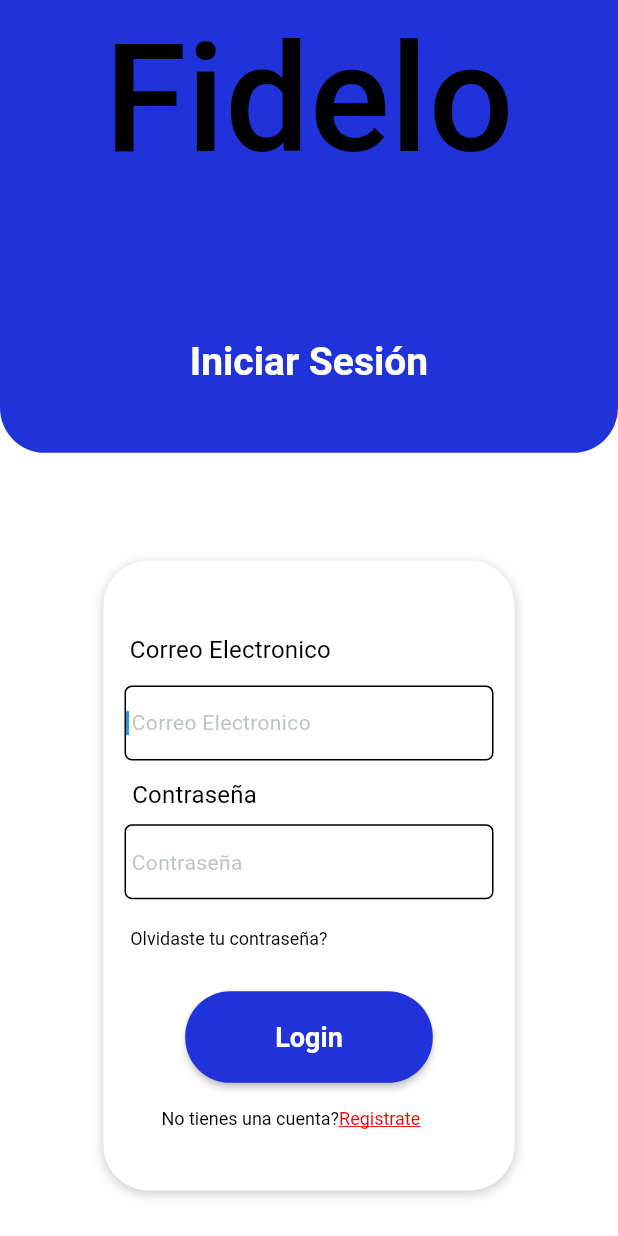
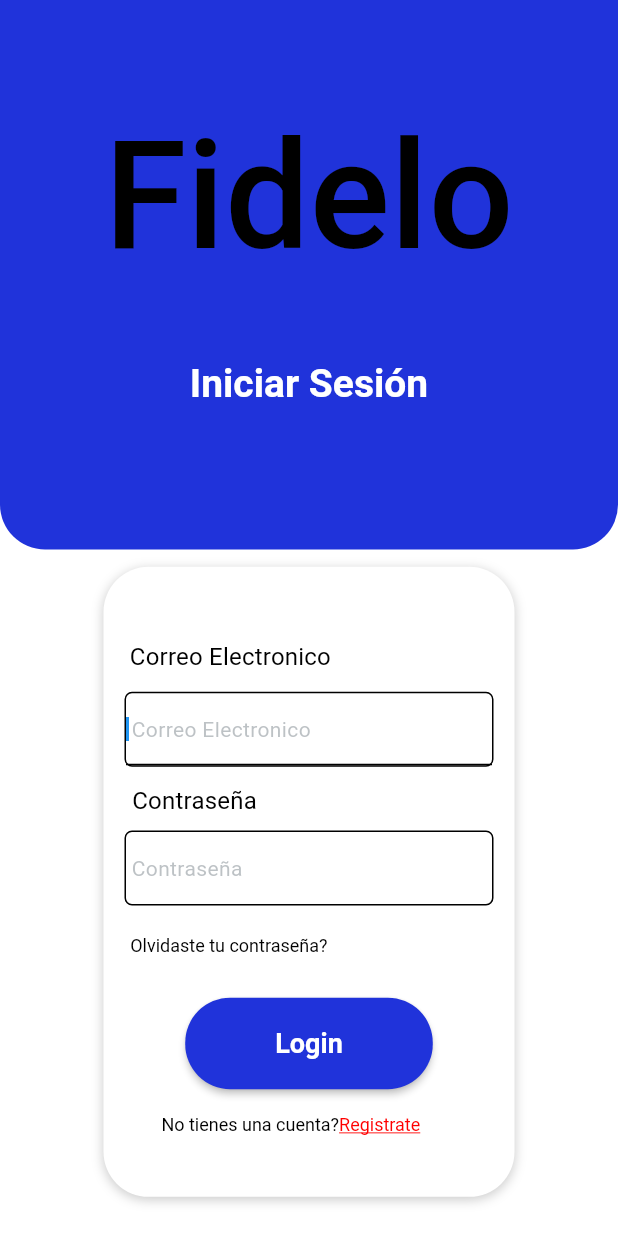
Before and after one commit to JhairEsp/Fidelo-Usuario, a Flutter app: the screen it shows after launch, on a phone screen of 412 x 824 dp. Run offline on Flutter 3.47's test engine with Material 2 defaults, Android fonts, the phone set to English and light mode, and no system bars; our stand-ins replace cloud_firestore, firebase_auth, firebase_core; accounts and stored records are empty; Roboto replaces fonts that are missing (Pacifico, Poppins).

Commit message:
cambios login Page

```diff
--- a/lib/Screens/LoginScreens/Login.dart
+++ b/lib/Screens/LoginScreens/Login.dart
@@ -42,6 +42,13 @@ class _LoginState extends State<Login> {
   @override
   Widget build(BuildContext context) {
     return Scaffold(
+      appBar: AppBar(
+        backgroundColor: Color(0xFF2033DA),
+        automaticallyImplyLeading: false,
+        actions: [],
+        centerTitle: false,
+        elevation: 0,
+      ),
       backgroundColor: Colors.white,
       body: SafeArea(
         child: GestureDetector(
@@ -52,7 +59,7 @@ class _LoginState extends State<Login> {
                 child: Container(
                   width: double.infinity,
                   height: 370,
-                  decoration: BoxDecoration(
+                  decoration: const BoxDecoration(
                     color: Color(0xFF2033DA),
                     borderRadius: BorderRadius.only(
                       bottomLeft: Radius.circular(30),
@@ -61,7 +68,7 @@ class _LoginState extends State<Login> {
                       topRight: Radius.circular(0),
                     ),
                   ),
-                  child: Align(
+                  child: const Align(
                     alignment: AlignmentDirectional(0, -0.4),
                     child: Text(
                       'Fidelo',
@@ -75,8 +82,8 @@ class _LoginState extends State<Login> {
                   ),
                 ),
               ),
-              Align(
-                alignment: AlignmentDirectional(0, -0.43),
+              const Align(
+                alignment: AlignmentDirectional(0, -0.5),
                 child: Text(
                   'Iniciar Sesión',
                   style: TextStyle(
@@ -88,14 +95,14 @@ class _LoginState extends State<Login> {
                 ),
               ),
               Align(
-                alignment: AlignmentDirectional(0, 0.85),
+                alignment: const AlignmentDirectional(0, 0.85),
                 child: SingleChildScrollView(
                   child: Container(
                     width: 274,
                     height: 420,
                     decoration: BoxDecoration(
                       color: Colors.white,
-                      boxShadow: [
+                      boxShadow: const [
                         BoxShadow(
                           blurRadius: 6,
                           color: Color(0x33000000),
@@ -106,7 +113,7 @@ class _LoginState extends State<Login> {
                     ),
                     child: Stack(
                       children: [
-                        Align(
+                        const Align(
                           alignment: AlignmentDirectional(-0.75, -0.75),
                           child: Text(
                             'Correo Electronico',
@@ -119,7 +126,7 @@ class _LoginState extends State<Login> {
                           ),
                         ),
                         Align(
-                          alignment: AlignmentDirectional(0, -0.55),
+                          alignment: const AlignmentDirectional(0, -0.55),
                           child: Container(
                             width: 246,
                             height: 50,
@@ -134,7 +141,7 @@ class _LoginState extends State<Login> {
                               controller: _emailController,
                               autofocus: true,
                               obscureText: false,
-                              decoration: InputDecoration(
+                              decoration: const InputDecoration(
                                 hintText: ' Correo Electronico',
                                 hintStyle: TextStyle(
                                   color: Color.fromARGB(100, 87, 99, 108),
@@ -144,20 +151,20 @@ class _LoginState extends State<Login> {
                                 ),
                                 enabledBorder: UnderlineInputBorder(
                                   borderSide: BorderSide(
-                                    color: Color(0x00000000),
+                                    color: Colors.black,
                                     width: 1,
                                   ),
-                                  borderRadius: const BorderRadius.only(
+                                  borderRadius: BorderRadius.only(
                                     topLeft: Radius.circular(4.0),
                                     topRight: Radius.circular(4.0),
                                   ),
                                 ),
                                 focusedBorder: UnderlineInputBorder(
                                   borderSide: BorderSide(
-                                    color: Color(0x00000000),
+                                    color: Colors.black,
                                     width: 1,
                                   ),
-                                  borderRadius: const BorderRadius.only(
+                                  borderRadius: BorderRadius.only(
                                     topLeft: Radius.circular(4.0),
                                     topRight: Radius.circular(4.0),
                                   ),
@@ -167,31 +174,31 @@ class _LoginState extends State<Login> {
                                     color: Color(0x00000000),
                                     width: 1,
                                   ),
-                                  borderRadius: const BorderRadius.only(
+                                  borderRadius: BorderRadius.only(
                                     topLeft: Radius.circular(4.0),
                                     topRight: Radius.circular(4.0),
                                   ),
                                 ),
                                 focusedErrorBorder: UnderlineInputBorder(
                                   borderSide: BorderSide(
-                                    color: Color(0x00000000),
+                                    color: Colors.black,
                                     width: 1,
                                   ),
-                                  borderRadius: const BorderRadius.only(
+                                  borderRadius: BorderRadius.only(
                                     topLeft: Radius.circular(4.0),
                                     topRight: Radius.circular(4.0),
                                   ),
                                 ),
                               ),
-                              style: TextStyle(
+                              style: const TextStyle(
                                 fontSize: 14,
                                 fontFamily: 'Poppins',
-                                color: Color.fromARGB(100, 87, 99, 108),
+                                color: Colors.black,
                               ),
                             ),
                           ),
                         ),
-                        Align(
+                        const Align(
                           alignment: AlignmentDirectional(-0.8, -0.27),
                           child: Text(
                             'Contraseña',
@@ -204,7 +211,7 @@ class _LoginState extends State<Login> {
                           ),
                         ),
                         Align(
-                          alignment: AlignmentDirectional(0, -0.05),
+                          alignment: const AlignmentDirectional(0, -0.05),
                           child: Container(
                             width: 246,
                             height: 50,
@@ -218,8 +225,8 @@ class _LoginState extends State<Login> {
                             child: TextField(
                               controller: _passwordController,
                               autofocus: true,
-                              obscureText: false,
-                              decoration: InputDecoration(
+                              obscureText: true,
+                              decoration: const InputDecoration(
                                 hintText: ' Contraseña',
                                 hintStyle: TextStyle(
                                   color: Color.fromARGB(100, 87, 99, 108),
@@ -232,7 +239,7 @@ class _LoginState extends State<Login> {
                                     color: Color(0x00000000),
                                     width: 1,
                                   ),
-                                  borderRadius: const BorderRadius.only(
+                                  borderRadius: BorderRadius.only(
                                     topLeft: Radius.circular(4.0),
                                     topRight: Radius.circular(4.0),
                                   ),
@@ -242,7 +249,7 @@ class _LoginState extends State<Login> {
                                     color: Color(0x00000000),
                                     width: 1,
                                   ),
-                                  borderRadius: const BorderRadius.only(
+                                  borderRadius: BorderRadius.only(
                                     topLeft: Radius.circular(4.0),
                                     topRight: Radius.circular(4.0),
                                   ),
@@ -252,7 +259,7 @@ class _LoginState extends State<Login> {
                                     color: Color(0x00000000),
                                     width: 1,
                                   ),
-                                  borderRadius: const BorderRadius.only(
+                                  borderRadius: BorderRadius.only(
                                     topLeft: Radius.circular(4.0),
                                     topRight: Radius.circular(4.0),
                                   ),
@@ -262,13 +269,13 @@ class _LoginState extends State<Login> {
                                     color: Color(0x00000000),
                                     width: 1,
                                   ),
-                                  borderRadius: const BorderRadius.only(
+                                  borderRadius: BorderRadius.only(
                                     topLeft: Radius.circular(4.0),
                                     topRight: Radius.circular(4.0),
                                   ),
                                 ),
                               ),
-                              style: TextStyle(
+                              style: const TextStyle(
                                 color: Colors.black,
                                 fontSize: 16,
                                 fontFamily: "Poppins",
@@ -278,7 +285,7 @@ class _LoginState extends State<Login> {
                           ),
                         ),
                         Align(
-                          alignment: AlignmentDirectional(-0.75, 0.21),
+                          alignment: const AlignmentDirectional(-0.75, 0.21),
                           child: GestureDetector(
                             onTap: () {
                               Navigator.push(
@@ -286,7 +293,7 @@ class _LoginState extends State<Login> {
                                   MaterialPageRoute(
                                       builder: (context) => ForgotPassword()));
                             },
-                            child: Text(
+                            child: const Text(
                               'Olvidaste tu contraseña?',
                               style: TextStyle(
                                 color: Colors.black,
@@ -297,7 +304,7 @@ class _LoginState extends State<Login> {
                           ),
                         ),
                         Align(
-                          alignment: AlignmentDirectional(0, 0.6),
+                          alignment: const AlignmentDirectional(0, 0.6),
                           child: ElevatedButton(
                             onPressed: () => signIn(),
                             child: Text(
@@ -321,11 +328,11 @@ class _LoginState extends State<Login> {
                           ),
                         ),
                         Align(
-                          alignment: AlignmentDirectional(0, 0.8),
+                          alignment: const AlignmentDirectional(0, 0.8),
                           child: Row(
                             mainAxisSize: MainAxisSize.max,
                             children: [
-                              Text(
+                              const Text(
                                 '             No tienes una cuenta?',
                                 style: TextStyle(
                                   color: Colors.black,
@@ -342,7 +349,7 @@ class _LoginState extends State<Login> {
                                       ));
                                   // Agregar aquí la acción que deseas realizar al hacer clic en el hipervínculo
                                 },
-                                child: Text(
+                                child: const Text(
                                   'Registrate',
                                   style: TextStyle(
                                     fontFamily: 'Poppins',
--- a/lib/Screens/main_page.dart
+++ b/lib/Screens/main_page.dart
@@ -1,4 +1,4 @@
-import 'package:fidelo/Screens/LoginScreens/Login.dart';
+import "package:fidelo/Screens/screens.dart";
 import 'package:firebase_auth/firebase_auth.dart';
 import 'package:flutter/material.dart';
 
```
